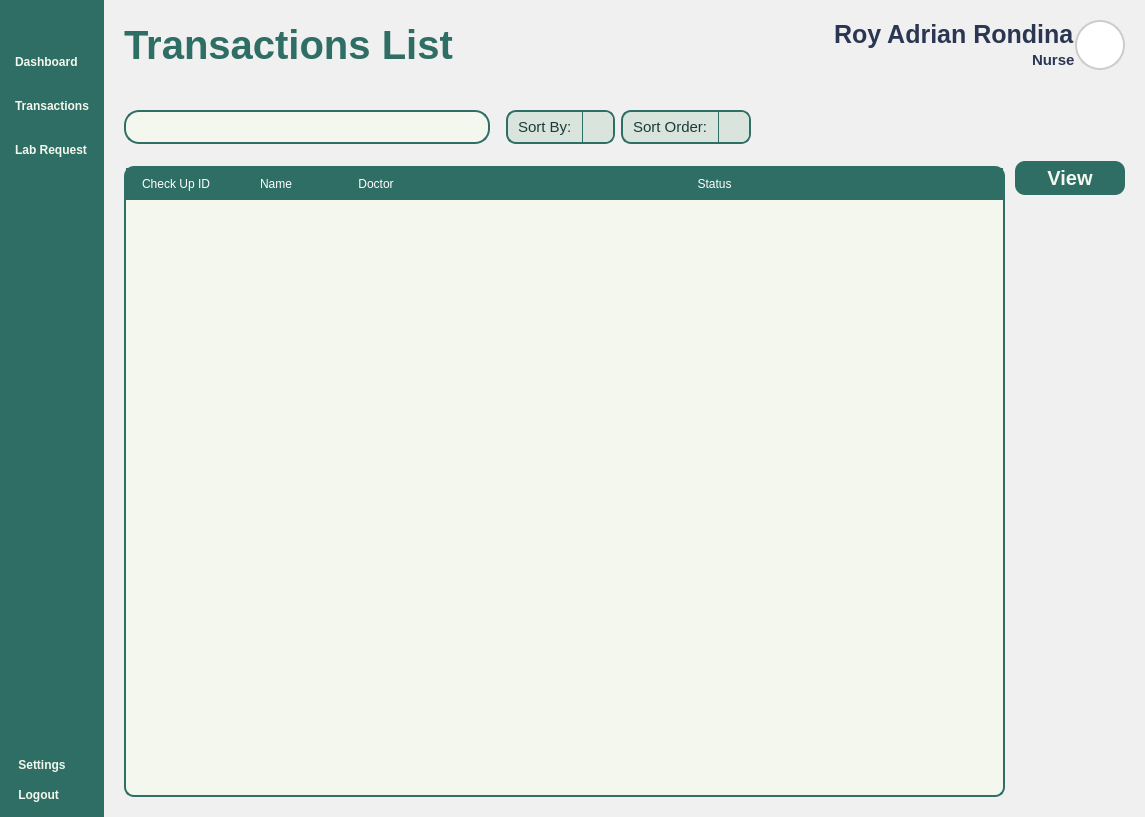
VinsmokeSanji69/COVACHA_CLINIC_SYSTEM, file Views/Staff_Transactions.ui: the form before one commit.
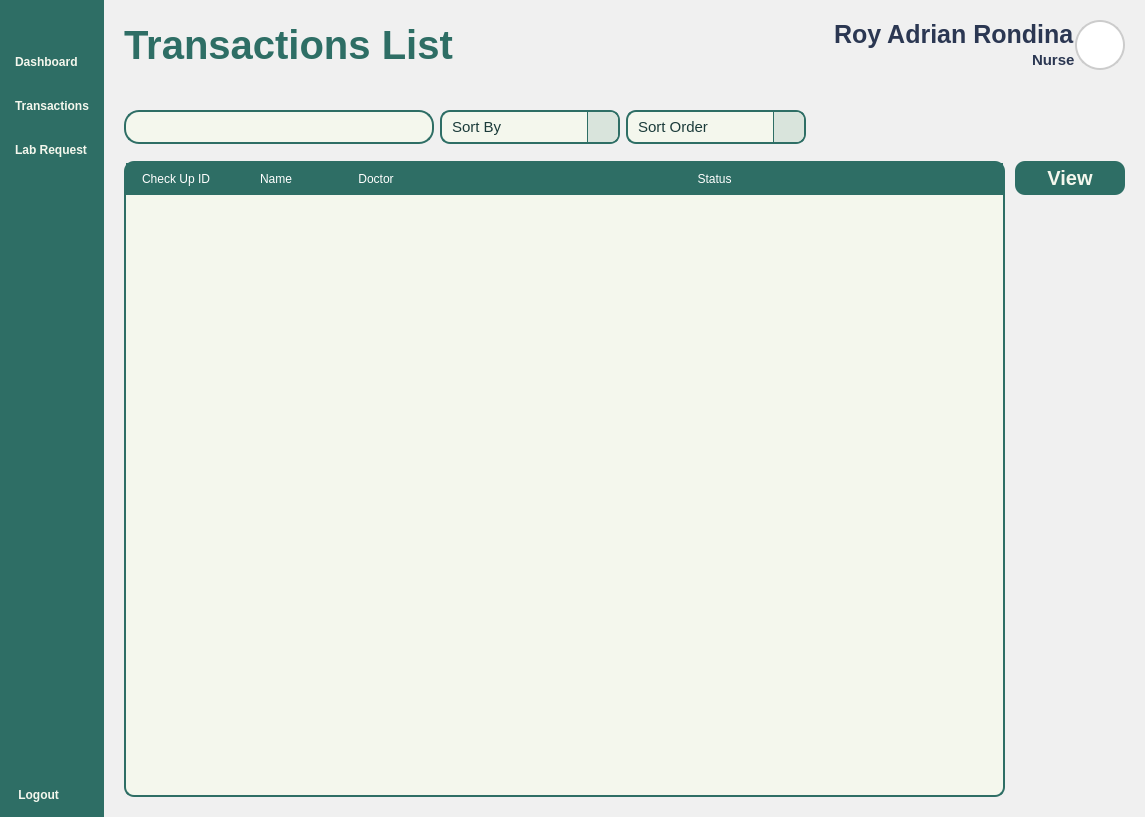
The form after the commit. Icons and pictures are not drawn.

```diff
--- a/Views/Staff_Transactions.ui
+++ b/Views/Staff_Transactions.ui
@@ -203,23 +203,6 @@
         <property name="sizeConstraint">
          <enum>QLayout::SetNoConstraint</enum>
         </property>
-        <item>
-         <widget class="QPushButton" name="ProfileButton">
-          <property name="text">
-           <string> Settings</string>
-          </property>
-          <property name="icon">
-           <iconset resource="../Images/resources.qrc">
-            <normaloff>:/icons/icons/user-round-cog.svg</normaloff>:/icons/icons/user-round-cog.svg</iconset>
-          </property>
-          <property name="iconSize">
-           <size>
-            <width>40</width>
-            <height>40</height>
-           </size>
-          </property>
-         </widget>
-        </item>
         <item>
          <widget class="QPushButton" name="pushButton_10">
           <property name="text">
@@ -529,6 +512,12 @@
                 <verstretch>0</verstretch>
                </sizepolicy>
               </property>
+              <property name="minimumSize">
+               <size>
+                <width>290</width>
+                <height>0</height>
+               </size>
+              </property>
               <property name="styleSheet">
                <string notr="true">#SearchBar {
 	background-color: #F4F7ED;
@@ -556,6 +545,9 @@
                <property name="bottomMargin">
                 <number>5</number>
                </property>
+               <item>
+                <widget class="QLineEdit" name="Search"/>
+               </item>
                <item>
                 <widget class="QPushButton" name="SearchButton">
                  <property name="text">
@@ -573,28 +565,9 @@
                  </property>
                 </widget>
                </item>
-               <item>
-                <widget class="QLineEdit" name="Search"/>
-               </item>
               </layout>
              </widget>
             </item>
-            <item>
-             <spacer name="horizontalSpacer_3">
-              <property name="orientation">
-               <enum>Qt::Horizontal</enum>
-              </property>
-              <property name="sizeType">
-               <enum>QSizePolicy::Maximum</enum>
-              </property>
-              <property name="sizeHint" stdset="0">
-               <size>
-                <width>10</width>
-                <height>20</height>
-               </size>
-              </property>
-             </spacer>
-            </item>
             <item>
              <widget class="QComboBox" name="DiagnoseBox">
               <property name="sizePolicy">
@@ -603,9 +576,15 @@
                 <verstretch>0</verstretch>
                </sizepolicy>
               </property>
+              <property name="minimumSize">
+               <size>
+                <width>180</width>
+                <height>0</height>
+               </size>
+              </property>
               <property name="styleSheet">
                <string notr="true">QComboBox {
-    background-color: #D9E4DC;
+    background-color: #F4F7ED;
     border: 2px solid #2E6E65;
     border-radius: 10px;
     padding: 5px 10px;
@@ -630,8 +609,14 @@
     selection-background-color: #CCE3D0;
     border: 1px solid #2E6E65;
     border-radius: 2px;
-    outline: 0;
+    outline: 0;  
 	font: 300 12pt &quot;Lexend Light&quot;;
+}
+
+QComboBox::down-arrow {
+    image: url(:/icons/icons/chevron-down.svg);
+    width: 20px;
+    height: 20px;
 }</string>
               </property>
               <property name="editable">
@@ -639,16 +624,22 @@
               </property>
               <item>
                <property name="text">
-                <string>Sort By:</string>
+                <string>Sort By</string>
                </property>
               </item>
              </widget>
             </item>
             <item>
              <widget class="QComboBox" name="DateBox">
+              <property name="minimumSize">
+               <size>
+                <width>180</width>
+                <height>0</height>
+               </size>
+              </property>
               <property name="styleSheet">
                <string notr="true">QComboBox {
-    background-color: #D9E4DC;
+    background-color: #F4F7ED;
     border: 2px solid #2E6E65;
     border-radius: 10px;
     padding: 5px 10px;
@@ -673,13 +664,19 @@
     selection-background-color: #CCE3D0;
     border: 1px solid #2E6E65;
     border-radius: 2px;
-    outline: 0;
+    outline: 0;  
 	font: 300 12pt &quot;Lexend Light&quot;;
+}
+
+QComboBox::down-arrow {
+    image: url(:/icons/icons/chevron-down.svg);
+    width: 20px;
+    height: 20px;
 }</string>
               </property>
               <item>
                <property name="text">
-                <string>Sort Order: </string>
+                <string>Sort Order </string>
                </property>
               </item>
              </widget>
@@ -761,8 +758,8 @@
                 <rect>
                  <x>0</x>
                  <y>0</y>
-                 <width>698</width>
-                 <height>634</height>
+                 <width>745</width>
+                 <height>631</height>
                 </rect>
                </property>
                <layout class="QVBoxLayout" name="verticalLayout_2">
@@ -773,7 +770,7 @@
                  <number>0</number>
                 </property>
                 <property name="topMargin">
-                 <number>5</number>
+                 <number>0</number>
                 </property>
                 <property name="rightMargin">
                  <number>0</number>
```
Left out of the diff: 6 changed lines with no effect on the pictures.
